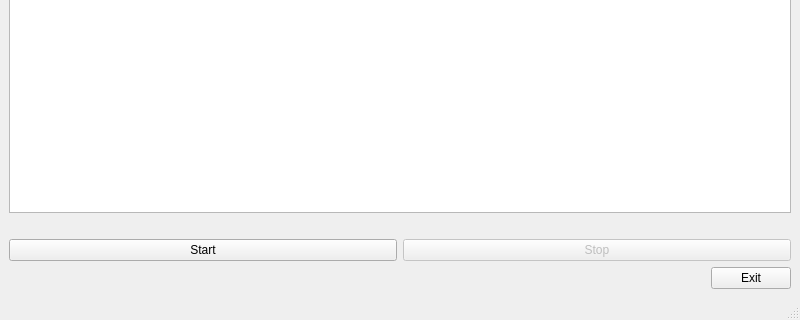
Before: the Qt Designer form mainwindow.ui in nussa909/final, drawn with Qt 5; both pictures show x 0 to 800 and y 280 to 600 of the 800 by 600 pixel window.
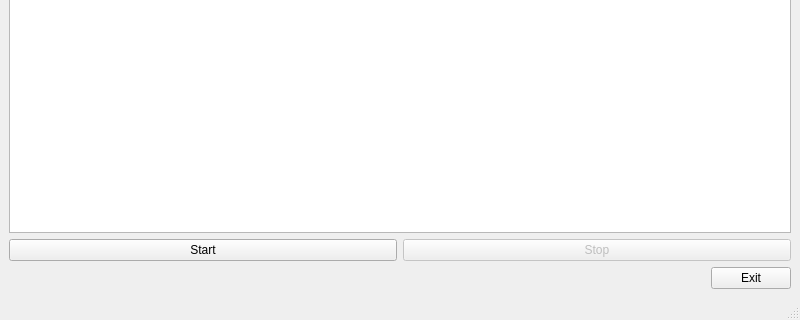
After: the same form once the commit is applied.

Commit message: -Remove texoutput.cpp -stop calcualtion fix -small gui changes

```diff
--- a/mainwindow.ui
+++ b/mainwindow.ui
@@ -110,6 +110,11 @@
        <layout class="QHBoxLayout" name="horizontalLayout_4">
         <item>
          <widget class="QTextEdit" name="textEdit">
+          <property name="font">
+           <font>
+            <pointsize>16</pointsize>
+           </font>
+          </property>
           <property name="focusPolicy">
            <enum>Qt::FocusPolicy::WheelFocus</enum>
           </property>
@@ -126,13 +131,6 @@
         </item>
        </layout>
       </item>
-      <item>
-       <widget class="QLabel" name="labelResult">
-        <property name="text">
-         <string/>
-        </property>
-       </widget>
-      </item>
       <item>
        <layout class="QHBoxLayout" name="horizontalLayout_2">
         <item>
```
The commit also changes 7 other files.
